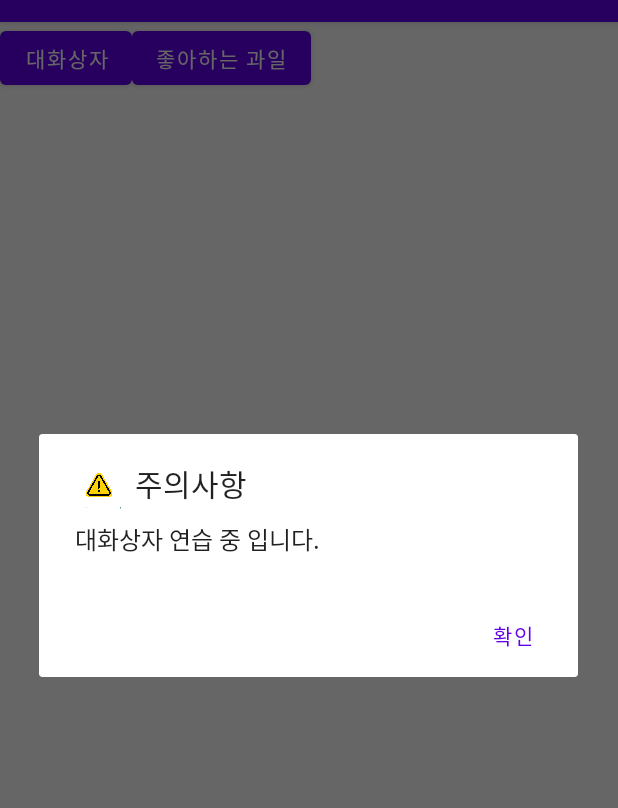
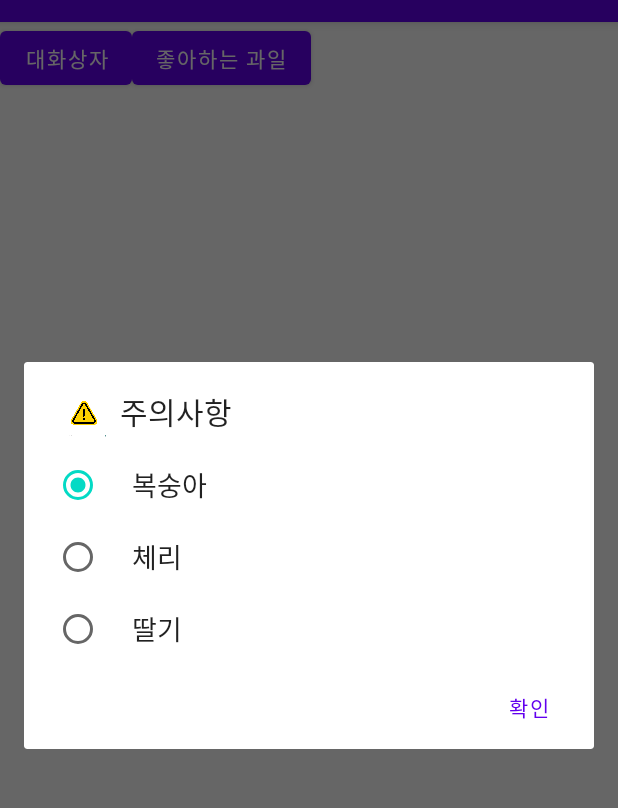
Before and after one commit to hyoging/Ex14_15, an Android app: the screen it shows after launch (MainActivity), after a tap on "대화상자", on a phone screen of 412 x 824 dp, the part 62-870 px from its top. Run offline under Robolectric (Android 15) with nearby library versions, the phone set to English and light mode, and no system bars.

Commit message:
Edit main_activity(single choiceitems) Commit

```diff
--- a/app/src/main/java/ks/hs/emirim/hyojin/ex14_15/MainActivity.java
+++ b/app/src/main/java/ks/hs/emirim/hyojin/ex14_15/MainActivity.java
@@ -7,36 +7,56 @@ import android.content.DialogInterface;
 import android.os.Bundle;
 import android.view.View;
 import android.widget.Button;
+import android.widget.ImageView;
 import android.widget.Toast;
 
 public class MainActivity extends AppCompatActivity {
-
+    String [] fruitsArr = {"복숭아", "체리", "딸기"};
+    int[] imgsArr = {R.drawable.i01, R.drawable.i02, R.drawable.i03};
+    Button btnFruits;
+    ImageView imgV;
     @Override
     protected void onCreate(Bundle savedInstanceState) {
         super.onCreate(savedInstanceState);
         setContentView(R.layout.activity_main);
+        btnFruits = findViewById(R.id.btn_fruits);
         Button btnDialog = findViewById(R.id.btn_dialog);
         btnDialog.setOnClickListener(btnListener);
+        btnFruits.setOnClickListener(btnListener);
+        imgV = findViewById(R.id.imgv);
     }
 
     View.OnClickListener btnListener = new View.OnClickListener() {
         @Override
         public void onClick(View v) {
-//            AlertDialog.Builder dialog = new AlertDialog.Builder(getApplicationContext());
-//            dialog.setTitle(R.string.dialog_title);
-//            dialog.setMessage(R.string.dialog_message);
-//            dialog.setIcon(R.drawable.warning);
-//            dialog.setPositiveButton(R.string.btn_positive, btnPositiveListener);
-//            dialog.show();
-
-            new AlertDialog.Builder(MainActivity.this)
-            .setTitle(R.string.dialog_title)
-            .setMessage(R.string.dialog_message)
-            .setIcon(R.drawable.warning)
-            .setPositiveButton(R.string.btn_positive, btnPositiveListener)
-            .show();
+            switch (v.getId()){
+                case R.id.btn_dialog:
+                    new AlertDialog.Builder(MainActivity.this)
+                            .setTitle(R.string.dialog_title)
+                            .setSingleChoiceItems(fruitsArr,0,fruitsItemListener)
+                            .setIcon(R.drawable.warning)
+                            .setPositiveButton(R.string.btn_positive, btnPositiveListener)
+                            .show();
+                    break;
+                case R.id.btn_fruits:
+                    new AlertDialog.Builder(MainActivity.this)
+                            .setTitle(R.string.btn_fruits)
+                            .setItems(fruitsArr, fruitsItemListener)
+                            .setIcon(R.drawable.peach)
+                            .setPositiveButton("닫기",null)
+                            .show();
+                    break;
+            }
         }
     };
+    DialogInterface.OnClickListener fruitsItemListener = new DialogInterface.OnClickListener() {
+        @Override
+        public void onClick(DialogInterface dialog, int which) {
+            btnFruits.setText(fruitsArr[which]);
+            imgV.setImageResource(imgsArr[which]);
+        }
+    };
+
     DialogInterface.OnClickListener btnPositiveListener = new DialogInterface.OnClickListener() {
         @Override
         public void onClick(DialogInterface dialog, int which) {
--- a/app/src/main/res/layout/activity_main.xml
+++ b/app/src/main/res/layout/activity_main.xml
@@ -16,5 +16,10 @@
         android:layout_width="wrap_content"
         android:layout_height="wrap_content"
         android:text="@string/btn_fruits"/>
+    <ImageView
+        android:id="@+id/imgv"
+        android:layout_marginTop="50dp"
+        android:layout_width="match_parent"
+        android:layout_height="wrap_content"/>
 
 </LinearLayout>
```
Also changed, not shown: app/src/main/res/drawable/i01.png (added), app/src/main/res/drawable/i02.jpg (added), app/src/main/res/drawable/i03.jpg (added), app/src/main/res/drawable/peach.jpg (added).
